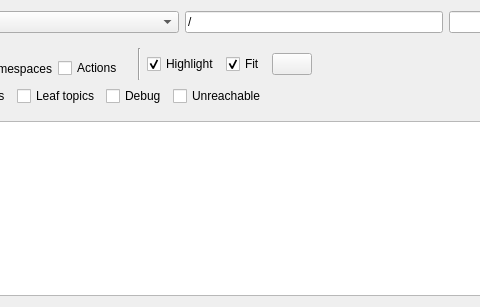
Above: resource/RosGraph.ui from ros-visualization/rqt_graph before the change; both pictures show x 137 to 617 and y 0 to 307 of the 1298 by 307 pixel window. Below: the same form after it.
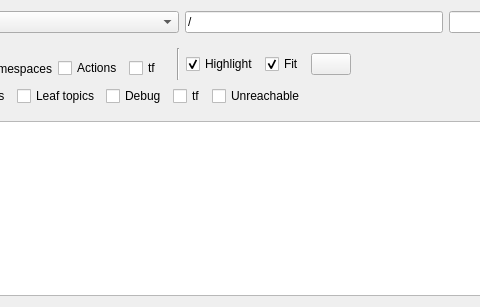
That is the form after the change. Custom widgets are drawn as their Qt base class.

Commit message: Added checkboxes to hide or group tf topics (/tf and /tf_static)

```diff
--- a/resource/RosGraph.ui
+++ b/resource/RosGraph.ui
@@ -172,6 +172,16 @@
            </property>
           </widget>
          </item>
+         <item>
+          <widget class="QCheckBox" name="group_tf_check_box">
+           <property name="toolTip">
+            <string>Summarize tf and tf2 topics into one virtual topic node (named /tf)</string>
+           </property>
+           <property name="text">
+            <string>tf</string>
+           </property>
+          </widget>
+         </item>
         </layout>
        </widget>
       </item>
@@ -289,6 +299,16 @@
            </property>
           </widget>
          </item>
+         <item>
+          <widget class="QCheckBox" name="hide_tf_nodes_check_box">
+           <property name="toolTip">
+            <string>Hide tf nodes</string>
+           </property>
+           <property name="text">
+            <string>tf</string>
+           </property>
+          </widget>
+         </item>
          <item>
           <widget class="QCheckBox" name="unreachable_check_box">
            <property name="toolTip">
```
The commit also changes 2 other files.
